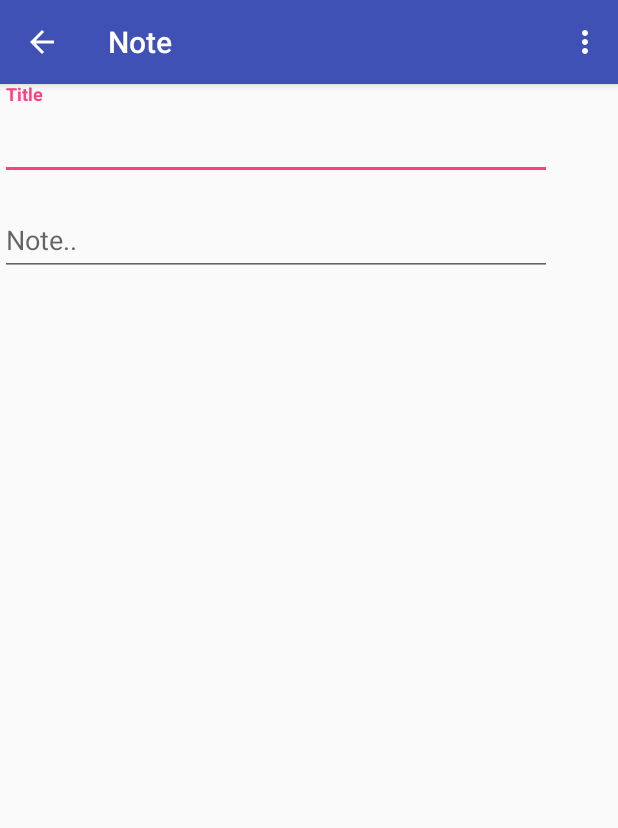
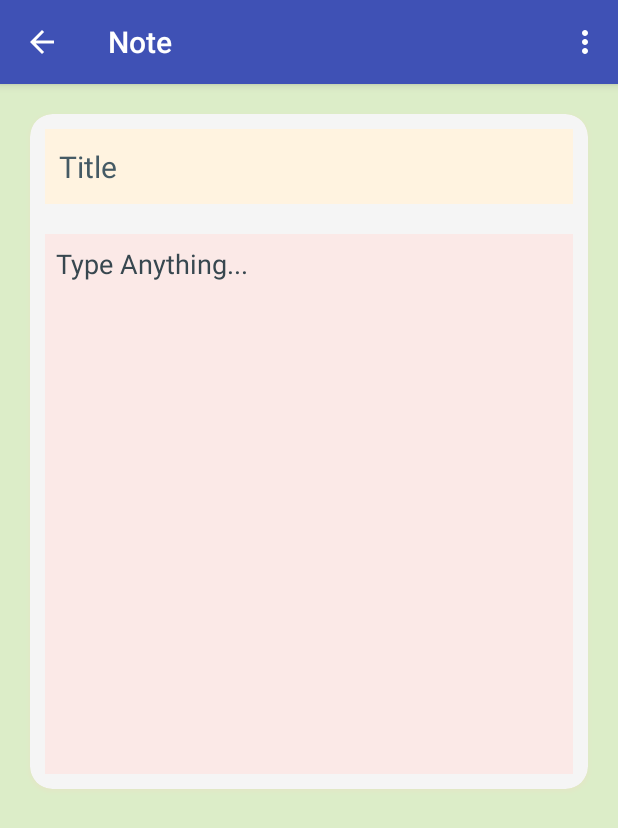
Before and after one commit to aditya0697/Note, an Android app: the New_Note screen opened directly, with no data from a screen before it, on a phone screen of 412 x 824 dp. Shown: the top 828 px of the screen. Run offline under Robolectric (Android 15) with nearby library versions, the phone set to English and light mode, and no system bars.

Commit message:
UI Changes

```diff
--- a/app/src/main/java/com/example/adityapatel/note/RecyclerViewAdapter.java
+++ b/app/src/main/java/com/example/adityapatel/note/RecyclerViewAdapter.java
@@ -6,6 +6,7 @@ import android.content.DialogInterface;
 import android.content.Intent;
 import android.content.SharedPreferences;
 import android.support.annotation.NonNull;
+import android.support.constraint.ConstraintLayout;
 import android.support.v7.app.AppCompatActivity;
 import android.support.v7.widget.RecyclerView;
 import android.util.Log;
@@ -109,7 +110,7 @@ public class RecyclerViewAdapter extends RecyclerView.Adapter<RecyclerViewAdapte
         TextView note_Name;
         TextView note_Date;
         TextView note_Text;
-        RelativeLayout parent_Layout;
+        ConstraintLayout parent_Layout;
 
         public ViewHolder(View itemView) {
             super(itemView);
--- a/app/src/main/res/layout/activity_new__note.xml
+++ b/app/src/main/res/layout/activity_new__note.xml
@@ -6,36 +6,67 @@
     android:layout_height="match_parent"
     tools:context=".New_Note">
 
-    <android.support.design.widget.TextInputLayout
-        android:id="@+id/textInputLayout"
-        android:layout_width="368dp"
-        android:layout_height="wrap_content"
-        tools:layout_editor_absoluteX="8dp"
-        tools:layout_editor_absoluteY="16dp"
-        tools:ignore="MissingConstraints">
+    <LinearLayout
+        android:layout_width="match_parent"
+        android:layout_height="match_parent"
+        android:gravity="center_horizontal"
+        android:background="#dcedc8"
+        android:orientation="vertical">
 
-        <android.support.design.widget.TextInputEditText
-            android:id="@+id/name"
+
+    <android.support.design.card.MaterialCardView
+        android:id="@+id/cd1"
+        android:layout_width="match_parent"
+        android:layout_height="450dp"
+        android:layout_margin="20dp"
+        android:background="#c8e6c9"
+        android:clipToPadding="false"
+        app:cardCornerRadius="15dp"
+        app:cardBackgroundColor="#f5f5f5"
+        android:outlineAmbientShadowColor="#ffccbc"
+        android:outlineSpotShadowColor="#ffccbc">
+
+        <LinearLayout
             android:layout_width="match_parent"
-            android:layout_height="wrap_content"
-            android:hint="Title"
-            android:textSize="24sp"
-            android:textStyle="bold" />
-    </android.support.design.widget.TextInputLayout>
+            android:layout_height="match_parent"
+            android:orientation="vertical">
 
-    <android.support.design.widget.TextInputLayout
-        android:layout_width="368dp"
-        android:layout_height="351dp"
-        android:layout_marginTop="8dp"
-        app:layout_constraintTop_toBottomOf="@+id/textInputLayout"
-        tools:layout_editor_absoluteX="8dp"
-        tools:ignore="MissingConstraints">
+            <android.support.design.widget.TextInputEditText
+                android:id="@+id/name"
+                android:layout_width="match_parent"
+                android:layout_height="50dp"
+                android:layout_margin="10dp"
 
-        <android.support.design.widget.TextInputEditText
-            android:id="@+id/note"
-            android:layout_width="match_parent"
-            android:layout_height="wrap_content"
-            android:hint="Note.." />
-    </android.support.design.widget.TextInputLayout>
+
+                android:textColorHint="#455a64"
+                android:background="#fff3e0"
+                android:hint="  Title"
+                android:textSize="20sp"
+                android:textStyle="normal" />
+
+
+
+            <android.support.design.widget.TextInputEditText
+                android:id="@+id/note"
+                android:layout_width="match_parent"
+                android:layout_height="match_parent"
+                android:layout_gravity="center_horizontal"
+                android:gravity="start"
+                android:layout_margin="10dp"
+                android:textColorHint="#37474f"
+                android:textEditPasteWindowLayout="@style/Theme.AppCompat.Light.DarkActionBar"
+                android:background="#fbe9e7"
+                android:hint="Type Anything..."
+                android:padding="7dp" />
+
+
+        </LinearLayout>
+    </android.support.design.card.MaterialCardView>
+
+
+
+    </LinearLayout>
+
+
 
 </android.support.constraint.ConstraintLayout>
```
Also changed, not shown: app/src/main/res/layout/edit_note.xml (+47 -18 lines), app/src/main/res/layout/layout_listitem.xml (+48 -29 lines).
